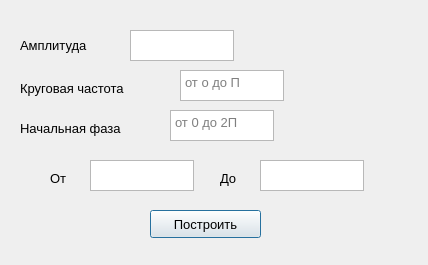
This is ui/sinusoid_dialog.ui in FroggyKwa/SignalAnalyzer as Qt 5 draws it before an edit. The edited form follows.
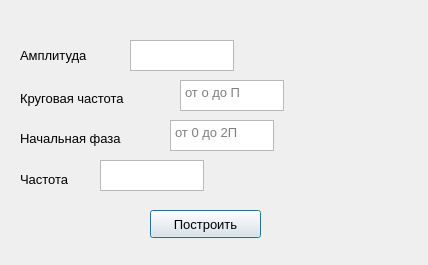
This is the edited form.

What changed in the file:
```diff
--- a/ui/sinusoid_dialog.ui
+++ b/ui/sinusoid_dialog.ui
@@ -37,7 +37,7 @@
    <property name="geometry">
     <rect>
      <x>130</x>
-     <y>30</y>
+     <y>40</y>
      <width>104</width>
      <height>31</height>
     </rect>
@@ -47,7 +47,7 @@
    <property name="geometry">
     <rect>
      <x>20</x>
-     <y>30</y>
+     <y>40</y>
      <width>91</width>
      <height>31</height>
     </rect>
@@ -65,7 +65,7 @@
    <property name="geometry">
     <rect>
      <x>20</x>
-     <y>80</y>
+     <y>90</y>
      <width>141</width>
      <height>16</height>
     </rect>
@@ -78,7 +78,7 @@
    <property name="geometry">
     <rect>
      <x>180</x>
-     <y>70</y>
+     <y>80</y>
      <width>104</width>
      <height>31</height>
     </rect>
@@ -91,7 +91,7 @@
    <property name="geometry">
     <rect>
      <x>20</x>
-     <y>120</y>
+     <y>130</y>
      <width>141</width>
      <height>16</height>
     </rect>
@@ -104,7 +104,7 @@
    <property name="geometry">
     <rect>
      <x>170</x>
-     <y>110</y>
+     <y>120</y>
      <width>104</width>
      <height>31</height>
     </rect>
@@ -137,43 +137,25 @@
   <widget class="QLabel" name="label_5">
    <property name="geometry">
     <rect>
-     <x>50</x>
+     <x>20</x>
      <y>170</y>
-     <width>21</width>
-     <height>16</height>
+     <width>66</width>
+     <height>18</height>
     </rect>
    </property>
-   <property name="text">
-    <string>От</string>
+   <property name="font">
+    <font>
+     <pointsize>10</pointsize>
+    </font>
    </property>
-  </widget>
-  <widget class="QTextEdit" name="start">
-   <property name="geometry">
-    <rect>
-     <x>90</x>
-     <y>160</y>
-     <width>104</width>
-     <height>31</height>
-    </rect>
-   </property>
-  </widget>
-  <widget class="QLabel" name="label_6">
-   <property name="geometry">
-    <rect>
-     <x>220</x>
-     <y>170</y>
-     <width>21</width>
-     <height>16</height>
-    </rect>
-   </property>
    <property name="text">
-    <string>До</string>
+    <string>Частота</string>
    </property>
   </widget>
   <widget class="QTextEdit" name="end">
    <property name="geometry">
     <rect>
-     <x>260</x>
+     <x>100</x>
      <y>160</y>
      <width>104</width>
      <height>31</height>
```
Left out of the diff: 4 changed lines with no effect on the pictures.
